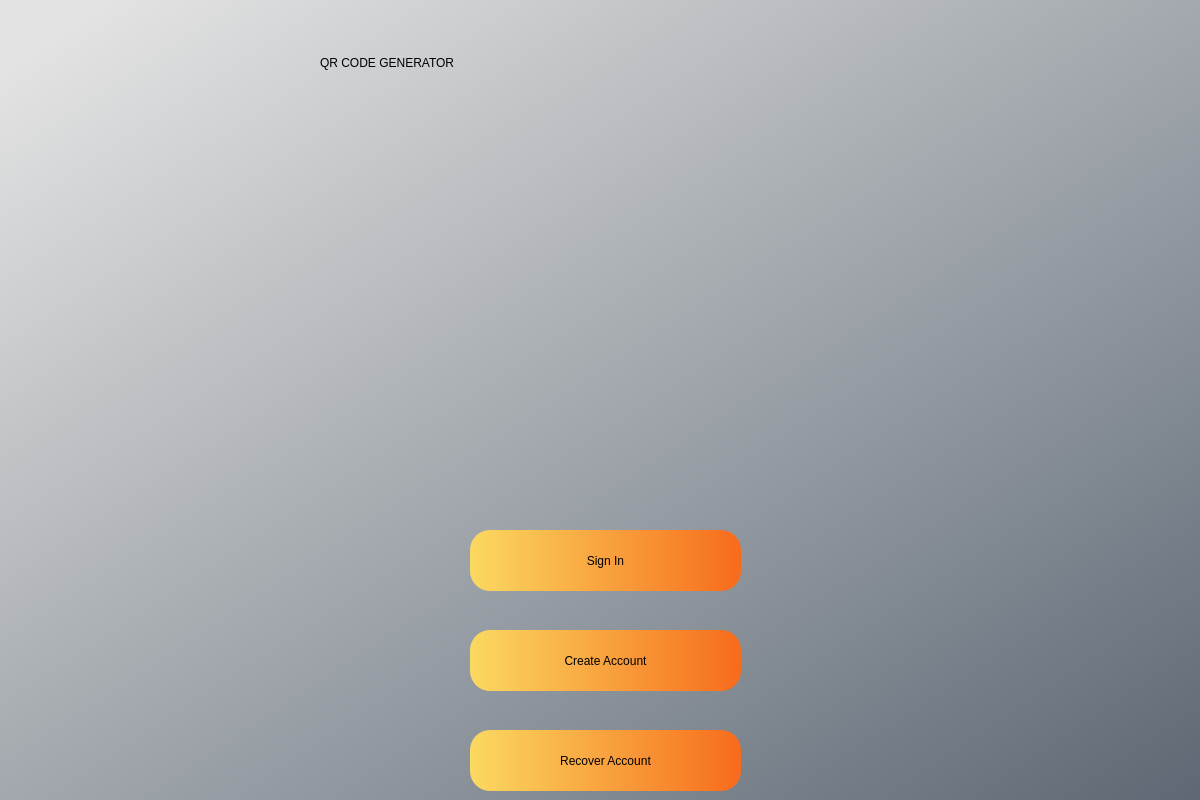
Above: QR-Code-Generator/RSL-QRCode-Generator/MainPage.ui from Billy4896/Account-System-Interface before the change. Below: the same form after it.
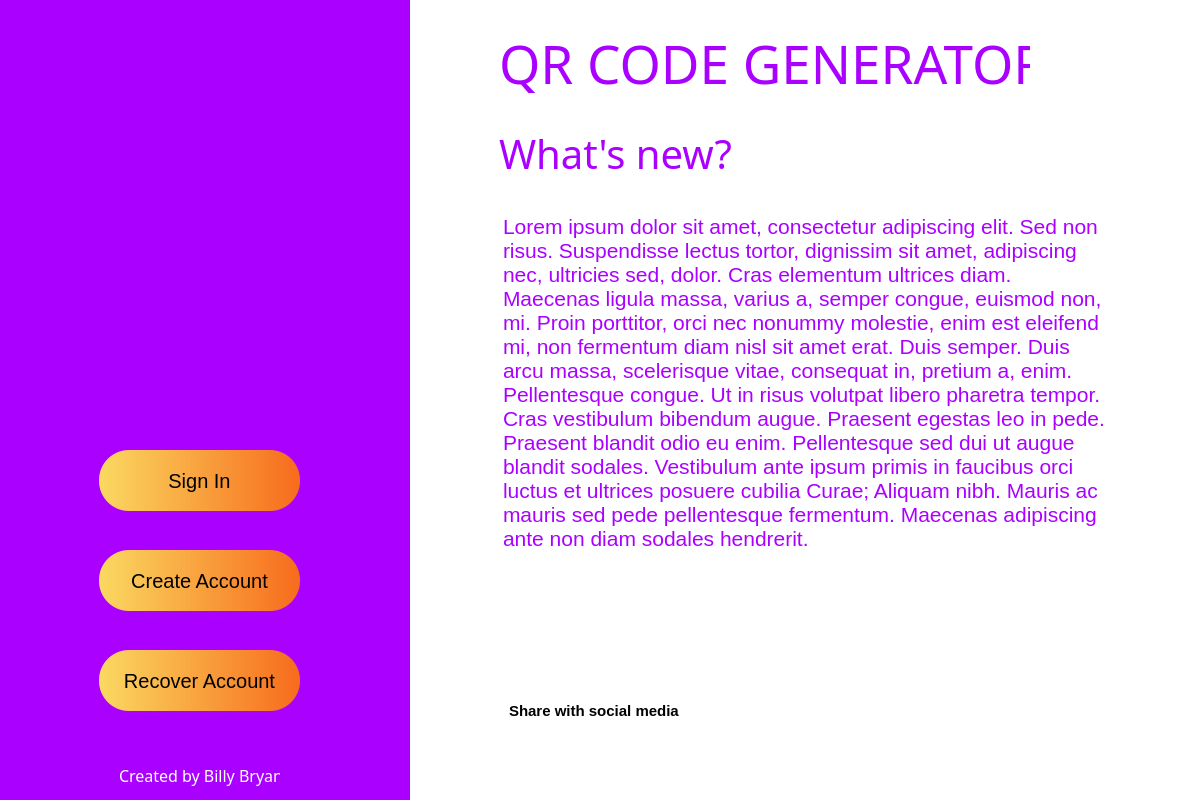
That is the form after the change. Icons and pictures are not drawn.

Commit message: Commit - Sprites added for social media links. Functions created to automatically create a share post with the github repo link. Brand new MainPage.ui design implemented.

Diff of the .ui file:
```diff
--- a/QR-Code-Generator/RSL-QRCode-Generator/MainPage.ui
+++ b/QR-Code-Generator/RSL-QRCode-Generator/MainPage.ui
@@ -17,127 +17,406 @@
    <widget class="QWidget" name="bgwidget" native="true">
     <property name="geometry">
      <rect>
-      <x>0</x>
+      <x>-1</x>
       <y>0</y>
-      <width>1200</width>
+      <width>1201</width>
       <height>800</height>
      </rect>
     </property>
+    <property name="font">
+     <font>
+      <pointsize>15</pointsize>
+     </font>
+    </property>
     <property name="styleSheet">
      <string notr="true">QWidget#bgwidget{
-background-color: qlineargradient(spread:pad, x1:0.045, y1:0.0397727, x2:1, y2:1, stop:0 rgba(227, 227, 227, 255), stop:1 rgba(93, 104, 116, 255));}</string>
+background-color: rgb(255, 255, 255)}
+</string>
     </property>
+    <widget class="QLabel" name="label_3">
+     <property name="geometry">
+      <rect>
+       <x>120</x>
+       <y>760</y>
+       <width>161</width>
+       <height>31</height>
+      </rect>
+     </property>
+     <property name="font">
+      <font>
+       <family>Berlin Sans FB</family>
+       <pointsize>12</pointsize>
+       <weight>9</weight>
+       <italic>false</italic>
+       <bold>false</bold>
+      </font>
+     </property>
+     <property name="styleSheet">
+      <string notr="true">font: 75 12pt &quot;Berlin Sans FB&quot;;
+color: rgb(255, 255, 255);
+background-color: transparent;
+
+</string>
+     </property>
+     <property name="text">
+      <string>Created by Billy Bryant</string>
+     </property>
+    </widget>
+    <widget class="QWidget" name="widget" native="true">
+     <property name="geometry">
+      <rect>
+       <x>0</x>
+       <y>-10</y>
+       <width>411</width>
+       <height>811</height>
+      </rect>
+     </property>
+     <property name="styleSheet">
+      <string notr="true">background-color: rgb(170, 0, 255);</string>
+     </property>
+     <widget class="QLabel" name="label_2">
+      <property name="geometry">
+       <rect>
+        <x>-10</x>
+        <y>10</y>
+        <width>471</width>
+        <height>431</height>
+       </rect>
+      </property>
+      <property name="text">
+       <string/>
+      </property>
+      <property name="pixmap">
+       <pixmap>QR_CODES/githubWhite.png</pixmap>
+      </property>
+     </widget>
+     <widget class="QPushButton" name="recoverAccountButton">
+      <property name="geometry">
+       <rect>
+        <x>100</x>
+        <y>660</y>
+        <width>201</width>
+        <height>61</height>
+       </rect>
+      </property>
+      <property name="styleSheet">
+       <string notr="true">QPushButton#recoverAccountButton {
+border-radius: 30px;
+    background-color: qlineargradient(spread:pad, x1:0, y1:0, x2:1, y2:0, stop:0 rgba(250, 217, 97, 255), stop:1 rgba(247, 107, 28, 255));
+    font: 75 17pt &quot;Berlin Sans FB&quot;;
+}
+
+
+QPushButton#recoverAccountButton:hover {
+
+	background-color: qlineargradient(spread:pad, x1:0, y1:0, x2:1, y2:0, stop:0 	 		rgba(176, 149, 53, 255), stop:1 rgba(173, 74, 0, 255));
+}
+</string>
+      </property>
+      <property name="text">
+       <string>Recover Account</string>
+      </property>
+     </widget>
+     <widget class="QPushButton" name="signInButton">
+      <property name="geometry">
+       <rect>
+        <x>100</x>
+        <y>460</y>
+        <width>201</width>
+        <height>61</height>
+       </rect>
+      </property>
+      <property name="layoutDirection">
+       <enum>Qt::LeftToRight</enum>
+      </property>
+      <property name="styleSheet">
+       <string notr="true">QPushButton#signInButton {
+    border-radius: 30px;
+    background-color: qlineargradient(spread:pad, x1:0, y1:0, x2:1, y2:0, stop:0 rgba(250, 217, 97, 255), stop:1 rgba(247, 107, 28, 255));
+    font: 75 17pt &quot;Berlin Sans FB&quot;;
+}
+
+QPushButton#signInButton:hover {
+
+	background-color: qlineargradient(spread:pad, x1:0, y1:0, x2:1, y2:0, stop:0 	 		rgba(176, 149, 53, 255), stop:1 rgba(173, 74, 0, 255));
+}
+</string>
+      </property>
+      <property name="text">
+       <string>Sign In</string>
+      </property>
+     </widget>
+     <widget class="QPushButton" name="createAccountButton">
+      <property name="geometry">
+       <rect>
+        <x>100</x>
+        <y>560</y>
+        <width>201</width>
+        <height>61</height>
+       </rect>
+      </property>
+      <property name="styleSheet">
+       <string notr="true">QPushButton#createAccountButton {
+border-radius: 30px;
+    background-color: qlineargradient(spread:pad, x1:0, y1:0, x2:1, y2:0, stop:0 rgba(250, 217, 97, 255), stop:1 rgba(247, 107, 28, 255));
+    font: 75 17pt &quot;Berlin Sans FB&quot;;
+}
+
+QPushButton#createAccountButton:hover {
+
+	background-color: qlineargradient(spread:pad, x1:0, y1:0, x2:1, y2:0, stop:0 	 		rgba(176, 149, 53, 255), stop:1 rgba(173, 74, 0, 255));
+}
+</string>
+      </property>
+      <property name="text">
+       <string>Create Account</string>
+      </property>
+     </widget>
+    </widget>
     <widget class="QLabel" name="label">
      <property name="geometry">
       <rect>
-       <x>320</x>
+       <x>500</x>
        <y>30</y>
-       <width>597</width>
+       <width>531</width>
        <height>66</height>
       </rect>
      </property>
+     <property name="font">
+      <font>
+       <family>Berlin Sans FB</family>
+       <pointsize>40</pointsize>
+       <weight>9</weight>
+       <italic>false</italic>
+       <bold>false</bold>
+      </font>
+     </property>
      <property name="styleSheet">
-      <string notr="true">font: 75 45pt &quot;Berlin Sans FB&quot;;
-</string>
+      <string notr="true">font: 75 40pt &quot;Berlin Sans FB&quot;;
+color: rgb(170, 0, 255);</string>
      </property>
      <property name="text">
       <string>QR CODE GENERATOR</string>
      </property>
     </widget>
-    <widget class="QLabel" name="label_2">
+    <widget class="QLabel" name="label_4">
      <property name="geometry">
       <rect>
-       <x>400</x>
-       <y>100</y>
-       <width>431</width>
-       <height>431</height>
+       <x>500</x>
+       <y>120</y>
+       <width>281</width>
+       <height>66</height>
       </rect>
      </property>
+     <property name="font">
+      <font>
+       <family>Berlin Sans FB</family>
+       <pointsize>30</pointsize>
+       <weight>9</weight>
+       <italic>false</italic>
+       <bold>false</bold>
+      </font>
+     </property>
+     <property name="styleSheet">
+      <string notr="true">font: 75 30pt &quot;Berlin Sans FB&quot;;
+color: rgb(170, 0, 255);</string>
+     </property>
      <property name="text">
+      <string>What's new?</string>
+     </property>
+     <property name="alignment">
+      <set>Qt::AlignLeading|Qt::AlignLeft|Qt::AlignVCenter</set>
+     </property>
+    </widget>
+    <widget class="QTextBrowser" name="textBrowser">
+     <property name="geometry">
+      <rect>
+       <x>500</x>
+       <y>210</y>
+       <width>611</width>
+       <height>421</height>
+      </rect>
+     </property>
+     <property name="font">
+      <font>
+       <pointsize>15</pointsize>
+      </font>
+     </property>
+     <property name="styleSheet">
+      <string notr="true">color: rgb(170, 0, 255);</string>
+     </property>
+     <property name="frameShape">
+      <enum>QFrame::NoFrame</enum>
+     </property>
+     <property name="frameShadow">
+      <enum>QFrame::Sunken</enum>
+     </property>
+     <property name="html">
+      <string>&lt;!DOCTYPE HTML PUBLIC &quot;-//W3C//DTD HTML 4.0//EN&quot; &quot;http://www.w3.org/TR/REC-html40/strict.dtd&quot;&gt;
+&lt;html&gt;&lt;head&gt;&lt;meta name=&quot;qrichtext&quot; content=&quot;1&quot; /&gt;&lt;style type=&quot;text/css&quot;&gt;
+p, li { white-space: pre-wrap; }
+&lt;/style&gt;&lt;/head&gt;&lt;body style=&quot; font-family:'MS Shell Dlg 2'; font-size:15pt; font-weight:400; font-style:normal;&quot;&gt;
+&lt;p style=&quot; margin-top:0px; margin-bottom:0px; margin-left:0px; margin-right:0px; -qt-block-indent:0; text-indent:0px;&quot;&gt;&lt;span style=&quot; font-size:16pt;&quot;&gt;Lorem ipsum dolor sit amet, consectetur adipiscing elit. Sed non risus. Suspendisse lectus tortor, dignissim sit amet, adipiscing nec, ultricies sed, dolor. Cras elementum ultrices diam. Maecenas ligula massa, varius a, semper congue, euismod non, mi. Proin porttitor, orci nec nonummy molestie, enim est eleifend mi, non fermentum diam nisl sit amet erat. Duis semper. Duis arcu massa, scelerisque vitae, consequat in, pretium a, enim. Pellentesque congue. Ut in risus volutpat libero pharetra tempor. Cras vestibulum bibendum augue. Praesent egestas leo in pede. Praesent blandit odio eu enim. Pellentesque sed dui ut augue blandit sodales. Vestibulum ante ipsum primis in faucibus orci luctus et ultrices posuere cubilia Curae; Aliquam nibh. Mauris ac mauris sed pede pellentesque fermentum. Maecenas adipiscing ante non diam sodales hendrerit.&lt;/span&gt;&lt;/p&gt;&lt;/body&gt;&lt;/html&gt;</string>
+     </property>
+    </widget>
+    <widget class="QLabel" name="label_5">
+     <property name="geometry">
+      <rect>
+       <x>510</x>
+       <y>700</y>
+       <width>181</width>
+       <height>21</height>
+      </rect>
+     </property>
+     <property name="font">
+      <font>
+       <pointsize>11</pointsize>
+       <weight>75</weight>
+       <bold>true</bold>
+      </font>
+     </property>
+     <property name="text">
+      <string>Share with social media</string>
+     </property>
+    </widget>
+    <widget class="QPushButton" name="facebookButton">
+     <property name="geometry">
+      <rect>
+       <x>510</x>
+       <y>730</y>
+       <width>41</width>
+       <height>41</height>
+      </rect>
+     </property>
+     <property name="styleSheet">
+      <string notr="true">    QPushButton#facebookButton {
+        background-color: transparent;
+		border: none;
+    }
+    QPushButton#facebookButton:hover {
+        background-color: rgb(230, 230, 230)
+	 }</string>
+     </property>
+     <property name="text">
       <string/>
      </property>
-     <property name="pixmap">
-      <pixmap>QR_CODES/github-modified.png</pixmap>
+     <property name="icon">
+      <iconset>
+       <normaloff>Sprites/icons/5296499_fb_facebook_facebook logo_icon (2).png</normaloff>Sprites/icons/5296499_fb_facebook_facebook logo_icon (2).png</iconset>
      </property>
+     <property name="iconSize">
+      <size>
+       <width>32</width>
+       <height>32</height>
+      </size>
+     </property>
     </widget>
-    <widget class="QPushButton" name="createAccountButton">
+    <widget class="QPushButton" name="linkedinButton">
      <property name="geometry">
       <rect>
-       <x>470</x>
-       <y>630</y>
-       <width>271</width>
-       <height>61</height>
+       <x>560</x>
+       <y>730</y>
+       <width>41</width>
+       <height>41</height>
       </rect>
      </property>
      <property name="styleSheet">
-      <string notr="true">QPushButton#createAccountButton {
-    border-radius: 20px;
-    background-color: qlineargradient(spread:pad, x1:0, y1:0, x2:1, y2:0, stop:0 rgba(250, 217, 97, 255), stop:1 rgba(247, 107, 28, 255));
-    font: 75 17pt &quot;Berlin Sans FB&quot;;
-}
-
-QPushButton#createAccountButton:hover {
-
-	background-color: qlineargradient(spread:pad, x1:0, y1:0, x2:1, y2:0, stop:0 	 		rgba(176, 149, 53, 255), stop:1 rgba(173, 74, 0, 255));
-}
-</string>
+      <string notr="true">    QPushButton#linkedinButton {
+        background-color: transparent;
+		border: none;
+    }
+    QPushButton#linkedinButton:hover {
+        background-color: rgb(230, 230, 230)
+	 }</string>
      </property>
      <property name="text">
-      <string>Create Account</string>
+      <string/>
      </property>
+     <property name="icon">
+      <iconset>
+       <normaloff>Sprites/icons/5296501_linkedin_network_linkedin logo_icon.png</normaloff>Sprites/icons/5296501_linkedin_network_linkedin logo_icon.png</iconset>
+     </property>
+     <property name="iconSize">
+      <size>
+       <width>32</width>
+       <height>32</height>
+      </size>
+     </property>
     </widget>
-    <widget class="QPushButton" name="signInButton">
+    <widget class="QPushButton" name="twitterButton">
      <property name="geometry">
       <rect>
-       <x>470</x>
-       <y>530</y>
-       <width>271</width>
-       <height>61</height>
+       <x>610</x>
+       <y>730</y>
+       <width>41</width>
+       <height>41</height>
       </rect>
      </property>
      <property name="styleSheet">
-      <string notr="true">QPushButton#signInButton {
-    border-radius: 20px;
-    background-color: qlineargradient(spread:pad, x1:0, y1:0, x2:1, y2:0, stop:0 rgba(250, 217, 97, 255), stop:1 rgba(247, 107, 28, 255));
-    font: 75 17pt &quot;Berlin Sans FB&quot;;
-}
-
-QPushButton#signInButton:hover {
-
-	background-color: qlineargradient(spread:pad, x1:0, y1:0, x2:1, y2:0, stop:0 	 		rgba(176, 149, 53, 255), stop:1 rgba(173, 74, 0, 255));
-}
-</string>
+      <string notr="true">    QPushButton#twitterButton {
+        background-color: transparent;
+		border: none;
+    }
+    QPushButton#twitterButton:hover {
+        background-color: rgb(230, 230, 230)
+	 }</string>
      </property>
      <property name="text">
-      <string>Sign In</string>
+      <string/>
      </property>
+     <property name="icon">
+      <iconset>
+       <normaloff>Sprites/icons/5296514_bird_tweet_twitter_twitter logo_icon.png</normaloff>Sprites/icons/5296514_bird_tweet_twitter_twitter logo_icon.png</iconset>
+     </property>
+     <property name="iconSize">
+      <size>
+       <width>32</width>
+       <height>32</height>
+      </size>
+     </property>
     </widget>
-    <widget class="QPushButton" name="recoverAccountButton">
+    <widget class="QPushButton" name="githubButton">
      <property name="geometry">
       <rect>
-       <x>470</x>
+       <x>660</x>
        <y>730</y>
-       <width>271</width>
-       <height>61</height>
+       <width>41</width>
+       <height>41</height>
       </rect>
      </property>
      <property name="styleSheet">
-      <string notr="true">QPushButton#recoverAccountButton {
-    border-radius: 20px;
-    background-color: qlineargradient(spread:pad, x1:0, y1:0, x2:1, y2:0, stop:0 rgba(250, 217, 97, 255), stop:1 rgba(247, 107, 28, 255));
-    font: 75 17pt &quot;Berlin Sans FB&quot;;
-}
-
-QPushButton#recoverAccountButton:hover {
-
-	background-color: qlineargradient(spread:pad, x1:0, y1:0, x2:1, y2:0, stop:0 	 		rgba(176, 149, 53, 255), stop:1 rgba(173, 74, 0, 255));
-}
-</string>
+      <string notr="true">    QPushButton#githubButton {
+        background-color: transparent;
+		border: none;
+    }
+    QPushButton#githubButton:hover {
+        background-color: rgb(230, 230, 230)
+	 }</string>
      </property>
      <property name="text">
-      <string>Recover Account</string>
+      <string/>
      </property>
+     <property name="icon">
+      <iconset>
+       <normaloff>Sprites/icons/1298743_github_git_logo_social_icon.png</normaloff>Sprites/icons/1298743_github_git_logo_social_icon.png</iconset>
+     </property>
+     <property name="iconSize">
+      <size>
+       <width>32</width>
+       <height>32</height>
+      </size>
+     </property>
     </widget>
+    <zorder>widget</zorder>
+    <zorder>label_3</zorder>
+    <zorder>label</zorder>
+    <zorder>label_4</zorder>
+    <zorder>textBrowser</zorder>
+    <zorder>label_5</zorder>
+    <zorder>facebookButton</zorder>
+    <zorder>linkedinButton</zorder>
+    <zorder>twitterButton</zorder>
+    <zorder>githubButton</zorder>
    </widget>
   </widget>
  </widget>
```
The commit also changes 9 other files.
